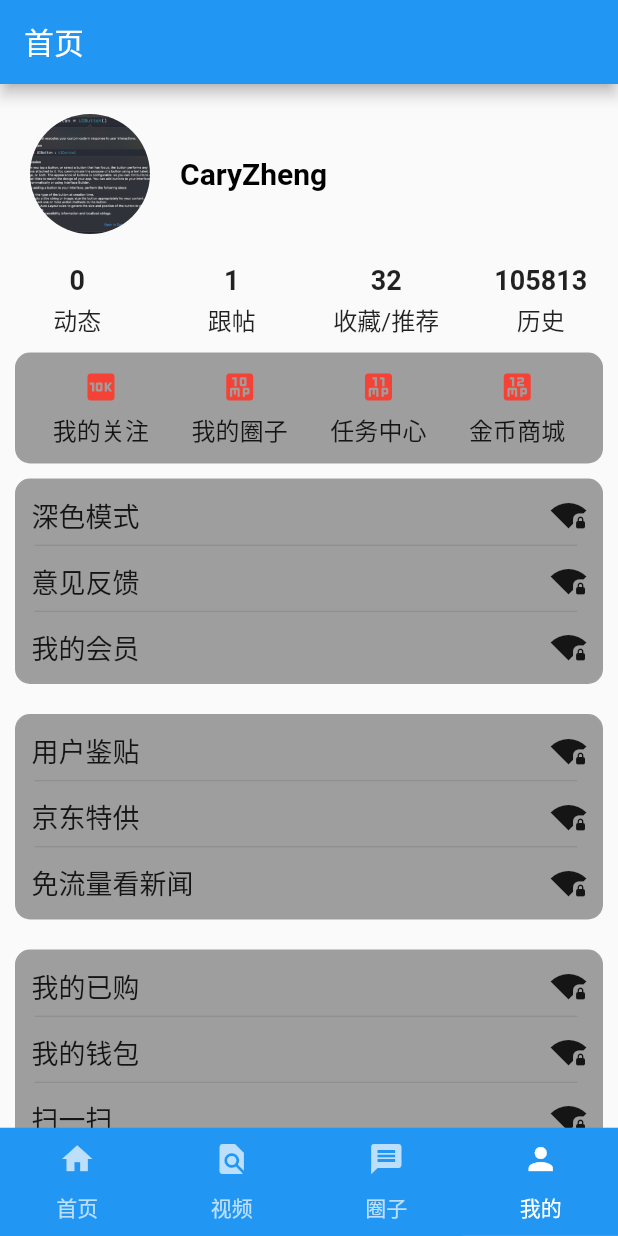
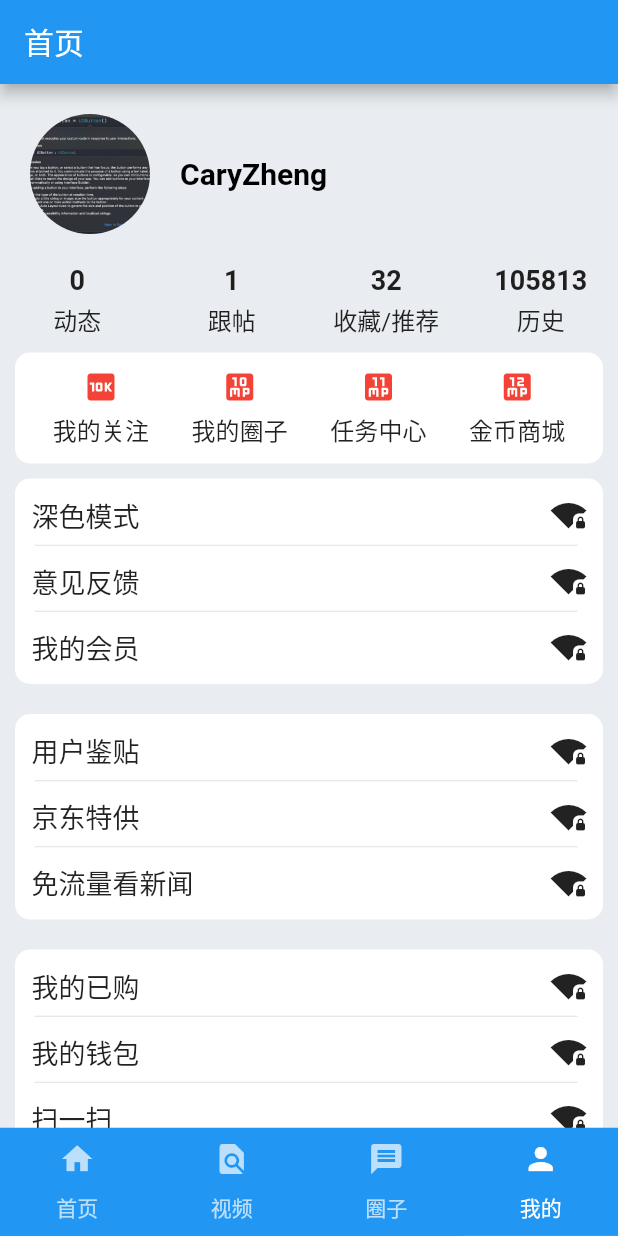
Before and after one commit to CaryZheng/swiftmic_news_flutter, a Flutter app: the screen it shows after launch, item 4 of the bottom bar chosen, on a phone screen of 412 x 824 dp. Run offline on Flutter 3.47's test engine with Material 2 defaults, Android fonts, the phone set to English and light mode, and no system bars; our stand-ins replace pull_to_refresh; network calls fail.

Commit message:
Update me page background color

```diff
--- a/lib/home/MeTabView.dart
+++ b/lib/home/MeTabView.dart
@@ -77,9 +77,9 @@ class _MeTabViewState extends State<MeTabView> {
       margin: EdgeInsets.fromLTRB(10, 10, 10, 10),
       padding: EdgeInsets.all(10),
       decoration: BoxDecoration(
-        border: Border.all(color: Colors.grey),
+        border: Border.all(color: Colors.white),
         borderRadius: BorderRadius.circular(10),
-        color: Colors.grey,
+        color: Colors.white,
       ),
       child: column,
     );
@@ -147,7 +147,9 @@ class _MeTabViewState extends State<MeTabView> {
 
   @override
   Widget build(BuildContext context) {
-    return SingleChildScrollView(
+    return Container(
+      color: Color(0xFFE9ECF0),
+      child: SingleChildScrollView(
         child: Column(
           children: [
             Row(children: [
@@ -192,9 +194,9 @@ class _MeTabViewState extends State<MeTabView> {
               margin: EdgeInsets.fromLTRB(10, 10, 10, 0),
               padding: EdgeInsets.all(10),
               decoration: BoxDecoration(
-              border: Border.all(color: Colors.grey),
+                border: Border.all(color: Colors.white),
                 borderRadius: BorderRadius.circular(10),
-              color: Colors.grey,
+                color: Colors.white,
               ),
               child: Row(
                 mainAxisAlignment: MainAxisAlignment.spaceAround,
@@ -343,6 +345,7 @@ class _MeTabViewState extends State<MeTabView> {
             ),
           ],
         ),
+      ),
     );
   }
 }
```
Lines whose indentation alone changed are shown as unchanged.
